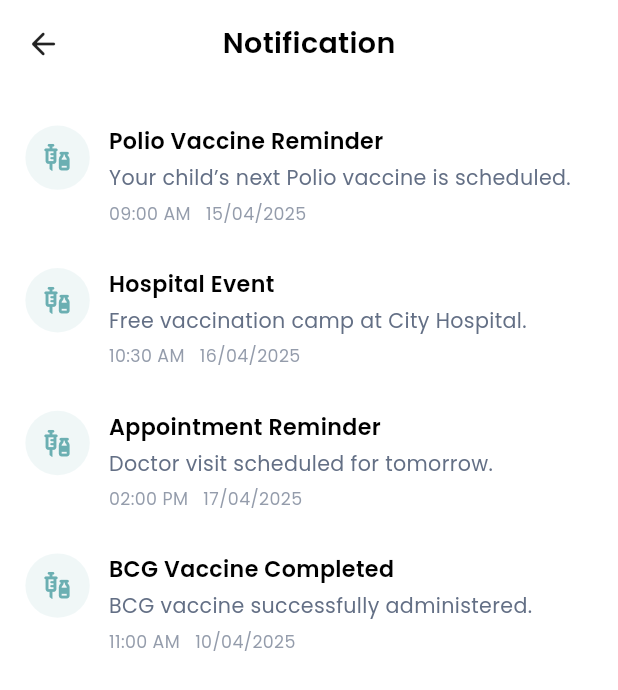
After one commit to Nifat130/baby_vax, a Flutter app: the NotificationScreen screen opened by its route, on a phone screen of 412 x 824 dp. The commit adds this screen. Shown: the top 690 px of the screen. Run offline on Flutter 3.47's test engine with Material 3 defaults, Android fonts, the phone set to English and light mode, and no system bars; our stand-ins replace curved_navigation_bar, flip_card, flutter_spinkit, get, google_fonts, image_picker and 2 more; accounts and stored records are empty.

Commit message:
notification screen added by Nifat

```diff
--- a/lib/features/hospital_flow/hospital_home/presentation/screens/hospital_home_screen.dart
+++ b/lib/features/hospital_flow/hospital_home/presentation/screens/hospital_home_screen.dart
@@ -10,8 +10,6 @@ import 'package:baby_vax/features/hospital_flow/hospital_home/presentation/widge
 import 'package:flutter/material.dart';
 import 'package:flutter/services.dart';
 import 'package:get/get.dart';
-
-import '../../../../../core/utils/constants/icon_path.dart';
 import '../../controllers/hospital_home_controller.dart';
 
 class HospitalHomeScreen extends GetView<HospitalHomeController> {
--- a/lib/features/hospital_flow/hospital_home/presentation/widgets/hospital_home_appbar.dart
+++ b/lib/features/hospital_flow/hospital_home/presentation/widgets/hospital_home_appbar.dart
@@ -1,10 +1,11 @@
 import 'package:baby_vax/core/utils/constants/app_sizer.dart';
+import 'package:baby_vax/routes/app_routes.dart';
 import 'package:flutter/material.dart';
+import 'package:get/get.dart';
 
 import '../../../../../core/common/widgets/custom_text.dart';
 import '../../../../../core/utils/constants/app_colors.dart';
 import '../../../../../core/utils/constants/icon_path.dart';
-import '../../../../../core/utils/constants/image_path.dart';
 
 Widget hospitalHomeAppbar(String name, String address, String imagePath){
 
@@ -41,7 +42,9 @@ Widget hospitalHomeAppbar(String name, String address, String imagePath){
       Flexible(
         flex: 1,
         child: GestureDetector(
-          onTap: (){},
+          onTap: (){
+            Get.toNamed(AppRoute.notificationScreen);
+          },
           child: Image.asset(IconPath.notificationIcon, fit: BoxFit.fill, height: 28.h, width: 28.w,),
         ),
       )
--- /dev/null
+++ b/lib/features/notification/presentation/screens/notification_screen.dart
@@ -0,0 +1,133 @@
+import 'package:baby_vax/core/common/widgets/custom_back_center_title_heading.dart';
+import 'package:baby_vax/core/common/widgets/custom_text.dart';
+import 'package:baby_vax/core/utils/constants/app_colors.dart';
+import 'package:baby_vax/core/utils/constants/app_sizer.dart';
+import 'package:flutter/material.dart';
+
+class NotificationScreen extends StatelessWidget {
+  const NotificationScreen({super.key});
+
+  Widget notificationTile({
+    required String title,
+    required String subtitle,
+    required String time,
+    bool isUnread = false,
+  }) {
+    return Padding(
+      padding: EdgeInsets.symmetric(vertical: 12.h),
+      child: Row(
+        crossAxisAlignment: CrossAxisAlignment.start,
+        children: [
+          /// Left Icon (Baby themed color)
+          CircleAvatar(
+            radius: 22.h,
+            backgroundColor: AppColors.primary.withAlpha(25),
+            child: Icon(Icons.vaccines, color: AppColors.primary, size: 20.sp),
+          ),
+          12.widthSpace,
+
+          /// Title + Subtitle + Time
+          Expanded(
+            child: Column(
+              crossAxisAlignment: CrossAxisAlignment.start,
+              children: [
+                CustomText(
+                  text: title,
+                  fontSize: 14.sp,
+                  fontWeight: FontWeight.w600,
+                  color: AppColors.textPrimary,
+                ),
+                4.heightSpace,
+                CustomText(
+                  text: subtitle,
+                  fontSize: 13.sp,
+                  color: AppColors.textSecondary,
+                  maxLines: 2,
+                ),
+                6.heightSpace,
+                CustomText(
+                  text: time,
+                  fontSize: 11.sp,
+                  color: AppColors.textSecondary.withAlpha(175),
+                ),
+                4.heightSpace,
+              ],
+            ),
+          ),
+
+          /// Unread Indicator
+          // if (isUnread)
+          //   Padding(
+          //     padding: EdgeInsets.only(left: 6.w, top: 6.h),
+          //     child: CircleAvatar(
+          //       radius: 4.h,
+          //       backgroundColor: AppColors.primary,
+          //     ),
+          //   ),
+        ],
+      ),
+    );
+  }
+
+  @override
+  Widget build(BuildContext context) {
+    final notifications = [
+      {
+        "title": "Polio Vaccine Reminder",
+        "subtitle": "Your child’s next Polio vaccine is scheduled.",
+        "time": "09:00 AM   15/04/2025",
+        "unread": true,
+      },
+      {
+        "title": "Hospital Event",
+        "subtitle": "Free vaccination camp at City Hospital.",
+        "time": "10:30 AM   16/04/2025",
+        "unread": false,
+      },
+      {
+        "title": "Appointment Reminder",
+        "subtitle": "Doctor visit scheduled for tomorrow.",
+        "time": "02:00 PM   17/04/2025",
+        "unread": true,
+      },
+      {
+        "title": "BCG Vaccine Completed",
+        "subtitle": "BCG vaccine successfully administered.",
+        "time": "11:00 AM   10/04/2025",
+        "unread": false,
+      },
+    ];
+
+    return Scaffold(
+      body: SafeArea(
+        child: Padding(
+          padding: EdgeInsets.symmetric(horizontal: 16.w, vertical: 16.h),
+          child: Column(
+            crossAxisAlignment: CrossAxisAlignment.start,
+            children: [
+              /// Header
+              customBackCenterTitleHeading("Notification"),
+              30.heightSpace,
+
+              /// Notification List
+              Expanded(
+                child: ListView.builder(
+                  itemCount: notifications.length,
+                  itemBuilder: (context, index) {
+                    final item = notifications[index];
+                    return notificationTile(
+                      title: item["title"] as String,
+                      subtitle: item["subtitle"] as String,
+                      time: item["time"] as String,
+                      isUnread: item["unread"] as bool,
+                    );
+                  },
+                ),
+              ),
+            ],
+          ),
+        ),
+      ),
+    );
+  }
+}
--- a/lib/routes/app_routes.dart
+++ b/lib/routes/app_routes.dart
@@ -10,6 +10,7 @@ import '../features/hospital_flow/hospital_profile/presentation/screens/hospital
 import '../features/hospital_flow/hospital_profile/presentation/screens/hospital_information_screen.dart';
 import '../features/hospital_flow/hospital_profile/presentation/screens/hospital_profile_screen.dart';
 import '../features/hospital_flow/hospital_profile/presentation/screens/legal_and_policies_screen.dart';
+import '../features/notification/presentation/screens/notification_screen.dart';
 import '../features/onboarding/screens/onboarding_screen_one.dart';
 import '../features/onboarding/screens/onboarding_screen_three.dart';
 import '../features/onboarding/screens/onboarding_screen_two.dart';
@@ -31,6 +32,7 @@ class AppRoute {
   static String hospitalInformationScreen = "/hospitalInformationScreen";
   static String hospitalChangePasswordScreen = "/hospitalChangePasswordScreen";
   static String legalAndPoliciesScreen = "/legalAndPoliciesScreen";
+  static String notificationScreen = "/notificationScreen";
 
 
   static List<GetPage> routes = [
@@ -59,5 +61,6 @@ class AppRoute {
     GetPage(name: hospitalInformationScreen, page: () => HospitalInformationScreen()),
     GetPage(name: hospitalChangePasswordScreen, page: () => HospitalChangePasswordScreen()),
     GetPage(name: legalAndPoliciesScreen, page: () => LegalAndPoliciesScreen()),
+    GetPage(name: notificationScreen, page: () => NotificationScreen()),
   ];
 }
```
Also changed, not shown: assets/icons/parentIcon.png (added).
